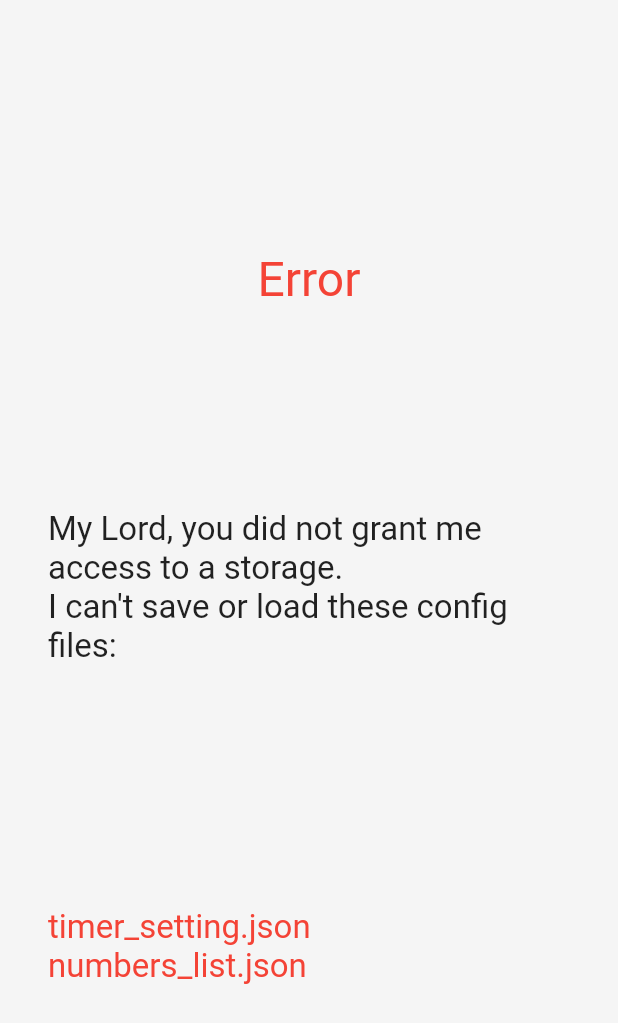
After one commit to bgoncharuck/saveme, a Flutter app: the SaveMeErrorMessage screen opened directly, on a phone screen of 412 x 824 dp. The commit adds this screen. Shown: the top 1023 px of the screen. Run offline on Flutter 3.47's test engine with Material 2 defaults, Android fonts, the phone set to English and light mode, and no system bars; our stand-ins replace permission_handler.

Commit message:
error message widget

```diff
--- a/lib/main.dart
+++ b/lib/main.dart
@@ -5,6 +5,7 @@ import 'package:saveme/routes/settings.dart';
 import 'package:saveme/routes/numbers.dart';
 import 'package:saveme/modules/numbers_list.dart';
 import 'package:saveme/routes/numbers_add.dart';
+import 'package:saveme/widgets/error_message.dart';
 
 void main() => runApp(SaveMe());
 
@@ -34,7 +35,10 @@ class _SaveMeState extends State<SaveMe> {
     } else {
       print("Access to filesystem denied for some reason.");
       setState(() {
-        _homeWidget = SaveMeNumbersAdd();
+        _homeWidget = SaveMeErrorMessage(
+          "My Lord, you did not grant me access to a storage.\nI can't save or load these config files:\n",
+          "timer_setting.json $numbersListSaveFileName",
+        );
       });
     }
   }
--- a/lib/modules/numbers_list.dart
+++ b/lib/modules/numbers_list.dart
@@ -5,10 +5,11 @@ import 'package:saveme/style/themes.dart';
 import 'package:saveme/models/number.dart';
 import 'package:saveme/modules/storage_access.dart';
 
+final String numbersListSaveFileName = "numbers_list.json";
 List<INumber> _numbers = [];
 
 Future<bool> get readNumbersFromFileSystemIfAny async {
-  String listOfNumbers = await storage.read(fromFile: "numbers_list.json");
+  String listOfNumbers = await storage.read(fromFile: numbersListSaveFileName);
   if (listOfNumbers != null) {
     var numbersFromJSON = json.decode(listOfNumbers).toList();
     _numbers = [];
@@ -21,7 +22,7 @@ Future<bool> get readNumbersFromFileSystemIfAny async {
 }
 
 Future<bool> get updateListOnFileSystem async => await storage.write(
-    data: json.encode(_numbers), asFile: "numbers_list.json");
+    data: json.encode(_numbers), asFile: numbersListSaveFileName);
 
 bool get atLeastOneNumberExist => _numbers.isNotEmpty;
 bool get noNumberSetted => _numbers.isEmpty;
--- /dev/null
+++ b/lib/widgets/error_message.dart
@@ -0,0 +1,42 @@
+import 'package:flutter/material.dart';
+import 'package:saveme/style/themes.dart';
+
+class SaveMeErrorMessage extends StatelessWidget {
+  final String description;
+  final String details;
+  SaveMeErrorMessage(this.description, this.details);
+  @override
+  Widget build(BuildContext context) {
+    return Scaffold(
+      body: SafeArea(
+        child: Padding(
+          padding: const EdgeInsets.all(32.0),
+          child: Column(
+            mainAxisAlignment: MainAxisAlignment.spaceEvenly,
+            crossAxisAlignment: CrossAxisAlignment.center,
+            children: <Widget>[
+              Text(
+                "Error",
+                style: TextStyle(
+                  fontSize: 32,
+                  color: defaultTheme.accent,
+                ),
+              ),
+              Text(
+                description,
+                style: TextStyle(fontSize: 22),
+              ),
+              Text(
+                details,
+                style: TextStyle(
+                  fontSize: 22,
+                  color: defaultTheme.accent,
+                ),
+              ),
+            ],
+          ),
+        ),
+      ),
+    );
+  }
+}
```
